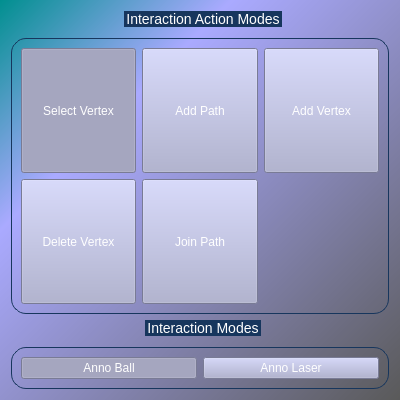
Before: the Qt Designer form src/NeuroAnnoVR/GUI/RightHandUI.ui in Kouek/NeuroAnnoVR, drawn with Qt 5.
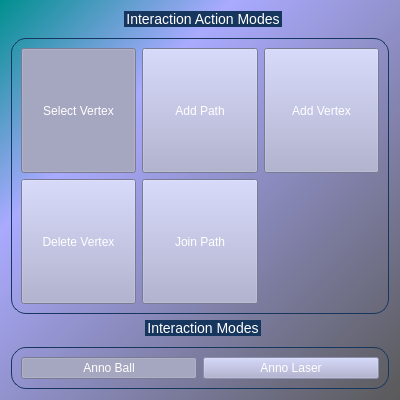
After: the same form once the commit is applied.

Diff of the .ui file:
```diff
--- a/src/NeuroAnnoVR/GUI/RightHandUI.ui
+++ b/src/NeuroAnnoVR/GUI/RightHandUI.ui
@@ -244,6 +244,9 @@
       </item>
       <item>
        <widget class="QPushButton" name="pushButtonAnnoLaser">
+        <property name="enabled">
+         <bool>false</bool>
+        </property>
         <property name="sizePolicy">
          <sizepolicy hsizetype="Expanding" vsizetype="Preferred">
           <horstretch>0</horstretch>
```
